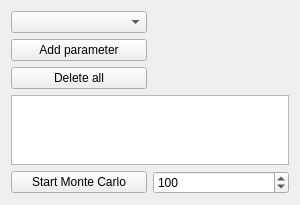
TheJRapp/PeriphNeuronStim, file ui_monte_carlo_widget.ui: the form before one commit.
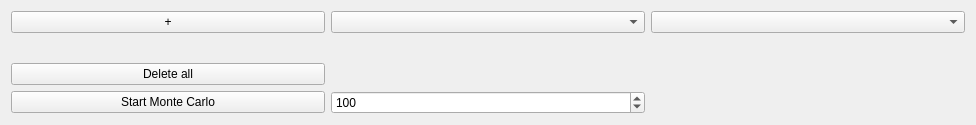
The form after the commit.

Commit message: modified monte carlo widget: each parameter is a seperate widget; the list_view ist gone;

The edit to the form file:
```diff
--- a/ui_monte_carlo_widget.ui
+++ b/ui_monte_carlo_widget.ui
@@ -6,28 +6,34 @@
    <rect>
     <x>0</x>
     <y>0</y>
-    <width>300</width>
-    <height>204</height>
+    <width>976</width>
+    <height>123</height>
    </rect>
   </property>
   <property name="windowTitle">
    <string>Form</string>
   </property>
   <layout class="QGridLayout" name="gridLayout">
-   <item row="1" column="0">
+   <item row="0" column="0">
     <widget class="QPushButton" name="parameter_push_button">
      <property name="text">
-      <string>Add parameter</string>
+      <string>+</string>
      </property>
     </widget>
    </item>
-   <item row="4" column="0">
+   <item row="0" column="2">
+    <widget class="QComboBox" name="parameter_2_combobox"/>
+   </item>
+   <item row="3" column="0">
     <widget class="QPushButton" name="start_mc_button">
      <property name="text">
       <string>Start Monte Carlo</string>
      </property>
     </widget>
    </item>
+   <item row="0" column="1">
+    <widget class="QComboBox" name="parameter_1_combobox"/>
+   </item>
    <item row="2" column="0">
     <widget class="QPushButton" name="delete_all_pushbutton">
      <property name="text">
@@ -35,16 +41,8 @@
      </property>
     </widget>
    </item>
-   <item row="0" column="0">
-    <widget class="QComboBox" name="parameter_combobox"/>
-   </item>
-   <item row="0" column="1">
-    <widget class="QWidget" name="widget" native="true">
-     <layout class="QVBoxLayout" name="parameter_layout"/>
-    </widget>
-   </item>
-   <item row="4" column="1">
-    <widget class="QSpinBox" name="spinBox">
+   <item row="3" column="1">
+    <widget class="QSpinBox" name="runs_spinBox">
      <property name="maximum">
       <number>10000</number>
      </property>
@@ -53,8 +51,15 @@
      </property>
     </widget>
    </item>
-   <item row="3" column="0" colspan="2">
-    <widget class="QListView" name="parameter_list_view"/>
+   <item row="1" column="1">
+    <widget class="QWidget" name="widget" native="true">
+     <layout class="QVBoxLayout" name="parameter_1_layout"/>
+    </widget>
+   </item>
+   <item row="1" column="2">
+    <widget class="QWidget" name="widget_2" native="true">
+     <layout class="QGridLayout" name="parameter_2_layout"/>
+    </widget>
    </item>
   </layout>
  </widget>
```
The commit also changes 2 other files.
